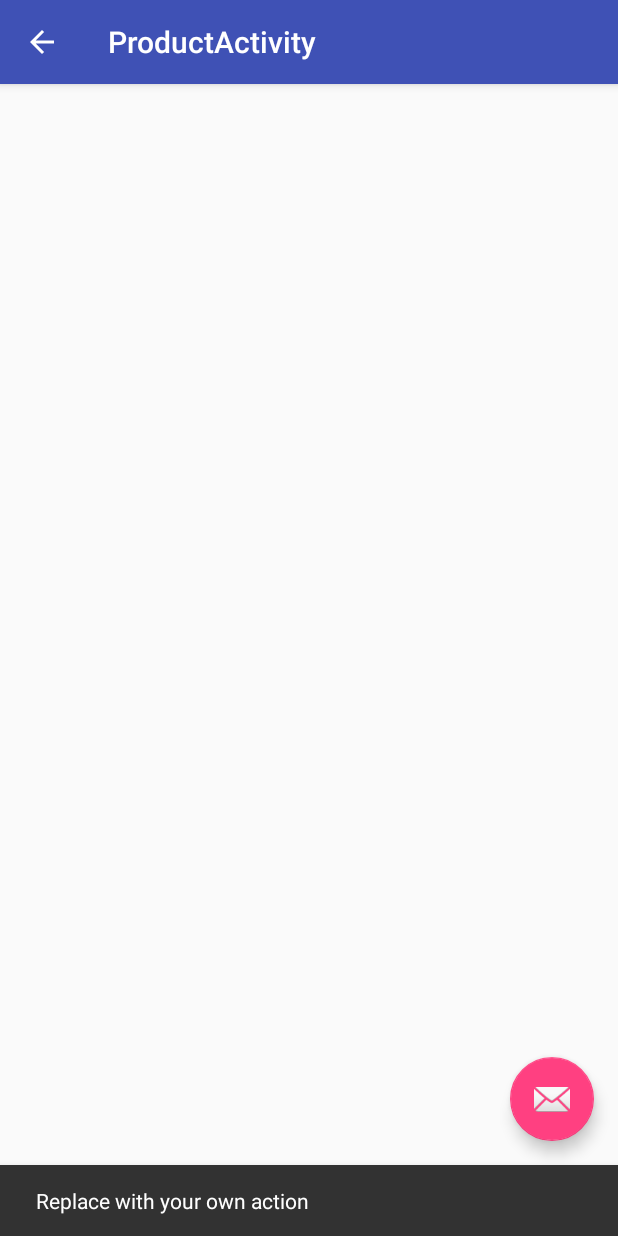
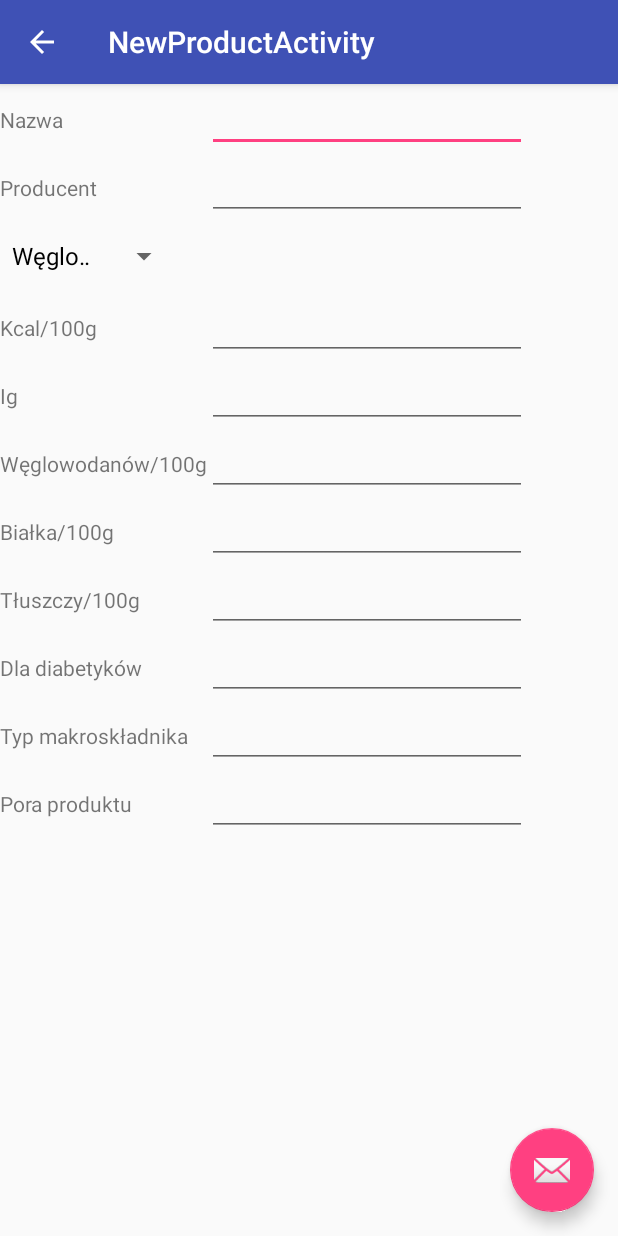
Before and after one commit to michalk933/DietVolTwo, an Android app: the ProductActivity screen opened directly, with no data from a screen before it, after a tap on an icon or button, on a phone screen of 412 x 824 dp. Run offline under Robolectric (Android 15) with nearby library versions, the phone set to English and light mode, and no system bars; libraries missing offline, so code that uses them is left out: io.realm, io.realm.annotations; 24 statements that could not run were skipped.

Commit message:
create layout add new product. In progress take photo and save in /drawable

```diff
--- a/app/build.gradle
+++ b/app/build.gradle
@@ -12,6 +12,7 @@ android {
         versionCode 1
         versionName "1.0"
         testInstrumentationRunner "android.support.test.runner.AndroidJUnitRunner"
+
     }
 
     packagingOptions {
@@ -22,6 +23,7 @@ android {
         release {
             minifyEnabled false
             proguardFiles getDefaultProguardFile('proguard-android.txt'), 'proguard-rules.pro'
+
         }
     }
 }
--- a/app/src/main/java/com/example/michal/dietvoltwo/activity/MealActivity.java
+++ b/app/src/main/java/com/example/michal/dietvoltwo/activity/MealActivity.java
@@ -61,7 +61,6 @@ public class MealActivity extends AppCompatActivity {
         this.realm = MealServideImpl.with(this).getRealm();
         setupRecycler();
         MealServideImpl.with(this).refresh();
-//        RealmResults<MealDto> all = MealServideImpl.with(this).findAll();
         setRealmAdapter(MealServideImpl.with(this).findAll());
 
         //Menu
@@ -123,7 +122,6 @@ public class MealActivity extends AppCompatActivity {
                         break;
                     case R.id.navigation_list_product:
                         Toast.makeText(MealActivity.this, "Lista produktów", Toast.LENGTH_SHORT).show();
-                        Log.d("MOJE LOGI", "Lista produktów");
                         Intent intent = new Intent(getApplicationContext(),ProductActivity.class);
                         startActivity(intent);
                         break;
--- /dev/null
+++ b/app/src/main/java/com/example/michal/dietvoltwo/activity/NewProductActivity.java
@@ -0,0 +1,173 @@
+package com.example.michal.dietvoltwo.activity;
+
+import android.Manifest;
+import android.app.AlertDialog;
+import android.content.ContentValues;
+import android.content.DialogInterface;
+import android.content.Intent;
+import android.content.pm.PackageManager;
+import android.graphics.Bitmap;
+import android.os.Bundle;
+import android.provider.MediaStore;
+import android.provider.Settings;
+import android.support.design.widget.FloatingActionButton;
+import android.support.design.widget.Snackbar;
+import android.support.v7.app.AppCompatActivity;
+import android.support.v7.widget.Toolbar;
+import android.view.View;
+import android.widget.AdapterView;
+import android.widget.ArrayAdapter;
+import android.widget.Button;
+import android.widget.EditText;
+import android.widget.Spinner;
+
+import com.example.michal.dietvoltwo.R;
+import com.example.michal.dietvoltwo.dto.ProductDto;
+import com.example.michal.dietvoltwo.service.Impl.ProductServiceImpl;
+
+import java.io.File;
+import java.util.Date;
+
+import io.realm.Realm;
+
+public class NewProductActivity extends AppCompatActivity {
+
+    private EditText nameEditText, producentEditText, kcalEditText, carboEditText, proteinEditText,
+            fatEditText, igEditText, forDiabedtEditText, typeMacroEditText, timeDayEditText;
+    private Button photoButton;
+    private Spinner spinner;
+    private String[] elementy = {"Węglowodanowy", "Białkowy", "Tłuszczowy"};
+    private String typProduct = "Węglowodanowy";
+
+    private static final int TAKE_PHOTO_CODE = 0;
+    private static final int CAMERA_REQUEST = 1888;
+    private Realm realm;
+
+    @Override
+    protected void onCreate(Bundle savedInstanceState) {
+        super.onCreate(savedInstanceState);
+        setContentView(R.layout.activity_new_product);
+        Toolbar toolbar = (Toolbar) findViewById(R.id.toolbar);
+        setSupportActionBar(toolbar);
+
+        createView();
+
+        this.realm = ProductServiceImpl.with(this).getRealm();
+        ProductServiceImpl.with(this).refresh();
+
+        FloatingActionButton fab = (FloatingActionButton) findViewById(R.id.fab);
+        fab.setOnClickListener(new View.OnClickListener() {
+            @Override
+            public void onClick(View view) {
+                ProductDto newProduct = new ProductDto();
+                newProduct.setName(nameEditText.getText().toString());
+                newProduct.setProducent(producentEditText.getText().toString());
+                newProduct.setProductTyp(typeMacroEditText.getText().toString());
+                newProduct.setTimeOfDay(timeDayEditText.getText().toString());
+                newProduct.setKcal(Integer.parseInt(kcalEditText.getText().toString()));
+                newProduct.setB(Integer.parseInt(proteinEditText.getText().toString()));
+                newProduct.setT(Integer.parseInt(fatEditText.getText().toString()));
+                newProduct.setW(Integer.parseInt(carboEditText.getText().toString()));
+                newProduct.setwW((Integer.parseInt(carboEditText.getText().toString()) / 10));
+                newProduct.setIg(Integer.parseInt(igEditText.getText().toString()));
+                newProduct.setForDiabets(forDiabedtEditText.getText().toString().equals("TAK") ? 1 : 0);
+                newProduct.setCreate(new Date());
+                newProduct.setImage(R.drawable.ziemniaki);
+
+                ProductServiceImpl.getInstance().save(newProduct);
+
+
+            }
+        });
+        getSupportActionBar().setDisplayHomeAsUpEnabled(true);
+    }
+
+    private void createView() {
+        nameEditText = (EditText) findViewById(R.id.name_product_edit_text);
+        producentEditText = (EditText) findViewById(R.id.producent_edit_text);
+        kcalEditText = (EditText) findViewById(R.id.kcal_product_edit_text);
+        carboEditText = (EditText) findViewById(R.id.w_product_edit_text);
+        proteinEditText = (EditText) findViewById(R.id.b_product_edit_text);
+        fatEditText = (EditText) findViewById(R.id.t_product_edit_text);
+        igEditText = (EditText) findViewById(R.id.ig_edit_text);
+        forDiabedtEditText = (EditText) findViewById(R.id.for_diabets_product_edit_text);
+        typeMacroEditText = (EditText) findViewById(R.id.type_macro_edit_text);
+        timeDayEditText = (EditText) findViewById(R.id.time_day_edit_text);
+        photoButton = (Button) findViewById(R.id.take_photo);
+        photoButton.setOnClickListener(new View.OnClickListener() {
+            @Override
+            public void onClick(View view) {
+
+                if (getApplicationContext().checkSelfPermission(Manifest.permission.CAMERA) != PackageManager.PERMISSION_GRANTED) {
+
+                    if (shouldShowRequestPermissionRationale(Manifest.permission.CAMERA)) {
+                        AlertDialog.Builder builder = new AlertDialog.Builder(getApplicationContext());
+                        builder.setMessage("Pozwolenie na użycie camry");
+                        builder.setPositiveButton("Ok", new DialogInterface.OnClickListener() {
+                            @Override
+                            public void onClick(DialogInterface dialog, int which) {
+                                requestPermissions(new String[]{Manifest.permission.CAMERA}, TAKE_PHOTO_CODE);
+                            }
+                        });
+
+                        builder.create();
+                    } else {
+                        requestPermissions(new String[]{Manifest.permission.CAMERA}, TAKE_PHOTO_CODE);
+                    }
+                } else {
+                    Intent cameraIntent = new Intent(android.provider.MediaStore.ACTION_IMAGE_CAPTURE);
+                    startActivityForResult(cameraIntent, CAMERA_REQUEST);
+                }
+
+            }
+        });
+
+        spinner = (Spinner) findViewById(R.id.spinner);
+        ArrayAdapter<String> adapter1 = new ArrayAdapter<String>(this, android.R.layout.simple_spinner_dropdown_item, elementy);
+        spinner.setAdapter(adapter1);
+        spinner.setOnItemSelectedListener(new AdapterView.OnItemSelectedListener() {
+            @Override
+            public void onItemSelected(AdapterView<?> parent, View view, int position, long id) {
+                switch (position) {
+                    case 0:
+                        typProduct = "Węglowodanowy";
+                        break;
+                    case 1:
+                        typProduct = "Białkowy";
+                        break;
+
+                    case 2:
+                        typProduct = "Tłuszczowy";
+                        break;
+                }
+
+            }
+
+            @Override
+            public void onNothingSelected(AdapterView<?> parent) {
+
+            }
+        });
+
+    }
+
+    @Override
+    public void onActivityResult(int requestCode, int resultCode, Intent data) {
+        if (requestCode == CAMERA_REQUEST) {
+            ContentValues values = new ContentValues();
+            String path = String.valueOf(System.currentTimeMillis());
+            values.put(MediaStore.Images.Media.TITLE, new File(this.getFilesDir(), path).toString());
+            values.put(MediaStore.Images.Media.MIME_TYPE, "image/jpeg");
+            values.put(MediaStore.Images.Media.DATA, path);
+            getContentResolver().insert( MediaStore.Images.Media.EXTERNAL_CONTENT_URI , values);
+        }
+
+    }
+
+
+    @Override
+    protected void onDestroy() {
+        super.onDestroy();
+        realm.close();
+    }
+}
--- a/app/src/main/java/com/example/michal/dietvoltwo/activity/ProductActivity.java
+++ b/app/src/main/java/com/example/michal/dietvoltwo/activity/ProductActivity.java
@@ -1,5 +1,6 @@
 package com.example.michal.dietvoltwo.activity;
 
+import android.content.Intent;
 import android.os.Bundle;
 import android.support.design.widget.FloatingActionButton;
 import android.support.design.widget.Snackbar;
@@ -10,6 +11,7 @@ import android.support.v7.widget.RecyclerView;
 import android.support.v7.widget.Toolbar;
 import android.util.Log;
 import android.view.View;
+import android.widget.Toast;
 
 import com.example.michal.dietvoltwo.R;
 import com.example.michal.dietvoltwo.adapter.ProductAdapter;
@@ -52,8 +54,8 @@ public class ProductActivity extends AppCompatActivity {
         fab.setOnClickListener(new View.OnClickListener() {
             @Override
             public void onClick(View view) {
-                Snackbar.make(view, "Replace with your own action", Snackbar.LENGTH_LONG)
-                        .setAction("Action", null).show();
+                Intent intent = new Intent(getBaseContext(),NewProductActivity.class);
+                startActivity(intent);
             }
         });
         getSupportActionBar().setDisplayHomeAsUpEnabled(true);
--- a/app/src/main/java/com/example/michal/dietvoltwo/adapter/ProductAdapter.java
+++ b/app/src/main/java/com/example/michal/dietvoltwo/adapter/ProductAdapter.java
@@ -85,10 +85,6 @@ public class ProductAdapter extends RealmRecyclerViewAdapter<ProductDto> {
         return 0;
     }
 
-    public static Bitmap getImage(byte[] image) {
-        return BitmapFactory.decodeByteArray(image, 0, image.length);
-    }
-
     public static class CardViewHolder extends RecyclerView.ViewHolder {
 
         public CardView card;
--- /dev/null
+++ b/app/src/main/res/layout/activity_new_product.xml
@@ -0,0 +1,33 @@
+<?xml version="1.0" encoding="utf-8"?>
+<android.support.design.widget.CoordinatorLayout xmlns:android="http://schemas.android.com/apk/res/android"
+    xmlns:app="http://schemas.android.com/apk/res-auto"
+    xmlns:tools="http://schemas.android.com/tools"
+    android:layout_width="match_parent"
+    android:layout_height="match_parent"
+    tools:context="com.example.michal.dietvoltwo.activity.NewProductActivity">
+
+    <android.support.design.widget.AppBarLayout
+        android:layout_width="match_parent"
+        android:layout_height="wrap_content"
+        android:theme="@style/AppTheme.AppBarOverlay">
+
+        <android.support.v7.widget.Toolbar
+            android:id="@+id/toolbar"
+            android:layout_width="match_parent"
+            android:layout_height="?attr/actionBarSize"
+            android:background="?attr/colorPrimary"
+            app:popupTheme="@style/AppTheme.PopupOverlay" />
+
+    </android.support.design.widget.AppBarLayout>
+
+    <include layout="@layout/content_new_product" />
+
+    <android.support.design.widget.FloatingActionButton
+        android:id="@+id/fab"
+        android:layout_width="wrap_content"
+        android:layout_height="wrap_content"
+        android:layout_gravity="bottom|end"
+        android:layout_margin="@dimen/fab_margin"
+        app:srcCompat="@android:drawable/ic_dialog_email" />
+
+</android.support.design.widget.CoordinatorLayout>
--- /dev/null
+++ b/app/src/main/res/layout/content_new_product.xml
@@ -0,0 +1,214 @@
+<?xml version="1.0" encoding="utf-8"?>
+<android.support.constraint.ConstraintLayout xmlns:android="http://schemas.android.com/apk/res/android"
+    xmlns:app="http://schemas.android.com/apk/res-auto"
+    xmlns:tools="http://schemas.android.com/tools"
+    android:layout_width="match_parent"
+    android:layout_height="match_parent"
+    app:layout_behavior="@string/appbar_scrolling_view_behavior"
+    tools:context="com.example.michal.dietvoltwo.activity.NewProductActivity"
+    tools:showIn="@layout/activity_new_product">
+
+
+    <GridLayout xmlns:android="http://schemas.android.com/apk/res/android"
+        xmlns:app="http://schemas.android.com/apk/res-auto"
+        android:id="@+id/add_product"
+        android:layout_width="368dp"
+        android:layout_height="495dp"
+        android:layout_column="2"
+        android:layout_row="10"
+        tools:layout_editor_absoluteY="8dp"
+        tools:layout_editor_absoluteX="8dp">
+
+        <TextView
+            android:id="@+id/name_product_text_view"
+            android:layout_width="wrap_content"
+            android:layout_height="wrap_content"
+            android:layout_column="0"
+            android:layout_row="0"
+            android:text="@string/add_new_product_name_product" />
+
+        <EditText
+            android:id="@+id/name_product_edit_text"
+            android:layout_width="wrap_content"
+            android:layout_height="wrap_content"
+            android:layout_column="1"
+            android:layout_row="0"
+            android:ems="10"
+            android:inputType="textPersonName" />
+
+        <TextView
+            android:id="@+id/producent_text_view"
+            android:layout_width="wrap_content"
+            android:layout_height="wrap_content"
+            android:layout_column="0"
+            android:layout_row="1"
+            android:text="@string/add_new_product_producent" />
+
+        <EditText
+            android:id="@+id/producent_edit_text"
+            android:layout_width="wrap_content"
+            android:layout_height="wrap_content"
+            android:layout_column="1"
+            android:layout_row="1"
+            android:ems="10"
+            android:inputType="textPersonName" />
+
+        <Spinner
+            android:id="@+id/spinner"
+            android:layout_width="120sp"
+            android:layout_height="wrap_content"
+            android:layout_column="0"
+            android:layout_row="2" />
+
+
+        <TextView
+            android:id="@+id/kcal_product_text_view"
+            android:layout_width="wrap_content"
+            android:layout_height="wrap_content"
+            android:layout_column="0"
+            android:layout_row="3"
+            android:text="@string/add_new_product_kcal" />
+
+        <EditText
+            android:id="@+id/kcal_product_edit_text"
+            android:layout_width="wrap_content"
+            android:layout_height="wrap_content"
+            android:layout_column="1"
+            android:layout_row="3"
+            android:ems="10"
+            android:inputType="number" />
+
+        <TextView
+            android:id="@+id/ig_text_view"
+            android:layout_width="wrap_content"
+            android:layout_height="wrap_content"
+            android:layout_column="0"
+            android:layout_row="4"
+            android:text="@string/add_new_product_ig" />
+
+        <EditText
+            android:id="@+id/ig_edit_text"
+            android:layout_width="wrap_content"
+            android:layout_height="wrap_content"
+            android:layout_column="1"
+            android:layout_row="4"
+            android:ems="10"
+            android:inputType="number" />
+
+        <TextView
+            android:id="@+id/ww_product_text_view"
+            android:layout_width="wrap_content"
+            android:layout_height="wrap_content"
+            android:layout_column="0"
+            android:layout_row="5"
+            android:text="@string/add_new_product_ww" />
+
+        <EditText
+            android:id="@+id/w_product_edit_text"
+            android:layout_width="wrap_content"
+            android:layout_height="wrap_content"
+            android:layout_column="1"
+            android:layout_row="5"
+            android:ems="10"
+            android:inputType="number" />
+
+        <TextView
+            android:id="@+id/b_product_text_view"
+            android:layout_width="wrap_content"
+            android:layout_height="wrap_content"
+            android:layout_column="0"
+            android:layout_row="6"
+            android:text="@string/add_new_product_b" />
+
+        <EditText
+            android:id="@+id/b_product_edit_text"
+            android:layout_width="wrap_content"
+            android:layout_height="wrap_content"
+            android:layout_column="1"
+            android:layout_row="6"
+            android:ems="10"
+            android:inputType="number" />
+
+        <TextView
+            android:id="@+id/t_product_text_view"
+            android:layout_width="wrap_content"
+            android:layout_height="wrap_content"
+            android:layout_column="0"
+            android:layout_row="7"
+            android:text="@string/add_new_product_t" />
+
+        <EditText
+            android:id="@+id/t_product_edit_text"
+            android:layout_width="wrap_content"
+            android:layout_height="wrap_content"
+            android:layout_column="1"
+            android:layout_row="7"
+            android:ems="10"
+            android:inputType="number" />
+
+        <TextView
+            android:id="@+id/for_diabets_product_text_view"
+            android:layout_width="wrap_content"
+            android:layout_height="wrap_content"
+            android:layout_column="0"
+            android:layout_row="8"
+            android:text="@string/add_new_product_for_diabets" />
+
+        <EditText
+            android:id="@+id/for_diabets_product_edit_text"
+            android:layout_width="wrap_content"
+            android:layout_height="wrap_content"
+            android:layout_column="1"
+            android:layout_row="8"
+            android:ems="10"
+            android:inputType="textPersonName" />
+
+        <TextView
+            android:id="@+id/type_macro_text_view"
+            android:layout_width="wrap_content"
+            android:layout_height="wrap_content"
+            android:layout_column="0"
+            android:layout_row="9"
+            android:text="@string/add_new_type_macro" />
+
+        <EditText
+            android:id="@+id/type_macro_edit_text"
+            android:layout_width="wrap_content"
+            android:layout_height="wrap_content"
+            android:layout_column="1"
+            android:layout_row="9"
+            android:ems="10"
+            android:inputType="textPersonName" />
+
+        <TextView
+            android:id="@+id/time_day_text_view"
+            android:layout_width="wrap_content"
+            android:layout_height="wrap_content"
+            android:layout_column="0"
+            android:layout_row="10"
+            android:text="@string/add_new_time_day" />
+
+        <EditText
+            android:id="@+id/time_day_edit_text"
+            android:layout_width="wrap_content"
+            android:layout_height="wrap_content"
+            android:layout_column="1"
+            android:layout_row="10"
+            android:ems="10"
+            android:inputType="textPersonName" />
+
+
+        <Button
+            android:id="@+id/take_photo"
+            android:layout_width="wrap_content"
+            android:layout_height="wrap_content"
+            android:layout_column="0"
+            android:layout_row="11"
+            android:onClick="takePhoto"
+            android:text="@string/add_new_product_photo" />
+
+
+    </GridLayout>
+
+
+</android.support.constraint.ConstraintLayout>
--- a/app/src/main/res/values/strings.xml
+++ b/app/src/main/res/values/strings.xml
@@ -55,6 +55,22 @@
     <string name="navigation_about">O aplikacji</string>
     <string name="navigation_nothing">Narazie nic</string>
     <string name="title_activity_product">ProductActivity</string>
+    <string name="title_activity_new_product">NewProductActivity</string>
+
+
+    //AddNewProduct
+    <string name="add_new_product_name_product">Nazwa</string>
+    <string name="add_new_product_producent">Producent</string>
+    <string name="add_new_product_kcal">Kcal/100g</string>
+    <string name="add_new_product_ig">Ig</string>
+    <string name="add_new_product_ww">Węglowodanów/100g</string>
+    <string name="add_new_product_b">Białka/100g</string>
+    <string name="add_new_product_t">Tłuszczy/100g</string>
+    <string name="add_new_product_for_diabets">Dla diabetyków</string>
+    <string name="add_new_product_photo">Zdjęcie</string>
+    <string name="add_new_type_macro">Typ makroskładnika</string>
+    <string name="add_new_time_day">Pora produktu</string>
+
 
 
 </resources>
```
Also changed, not shown: app/src/main/AndroidManifest.xml (+13 -0 lines).
